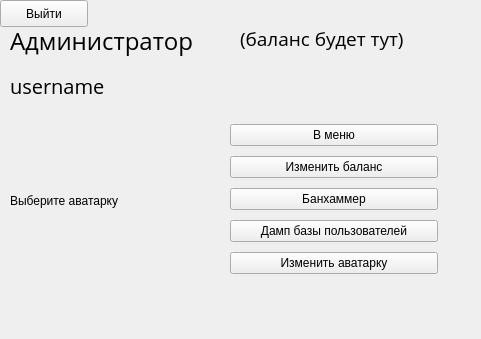
Above: Alpha0.0.1.5/Files/admin.ui from EverlastingLetov/PyCasino before the change. Below: the same form after it.
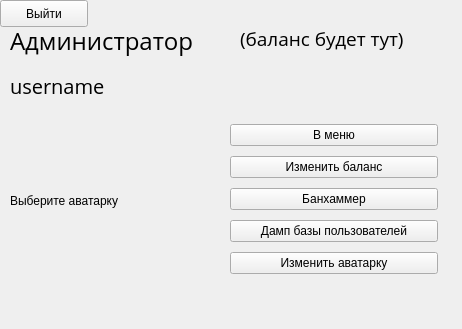
That is the form after the change.

```diff
--- a/Alpha0.0.1.5/Files/admin.ui
+++ b/Alpha0.0.1.5/Files/admin.ui
@@ -6,8 +6,8 @@
    <rect>
     <x>0</x>
     <y>0</y>
-    <width>481</width>
-    <height>339</height>
+    <width>462</width>
+    <height>329</height>
    </rect>
   </property>
   <property name="windowTitle">
```
